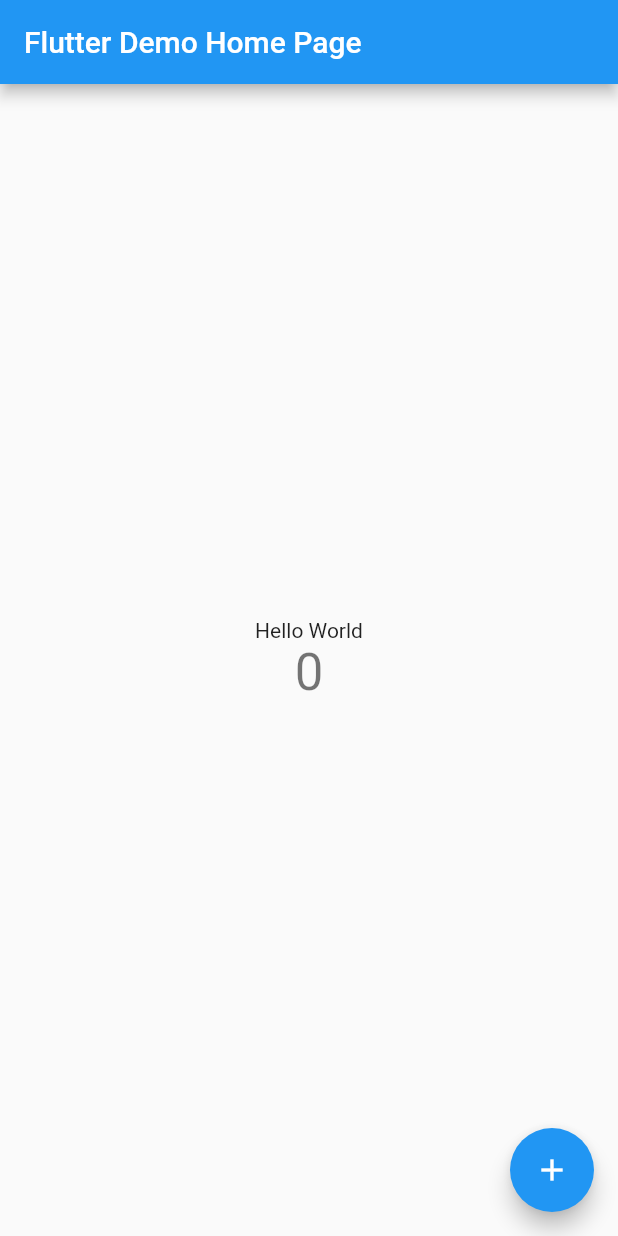
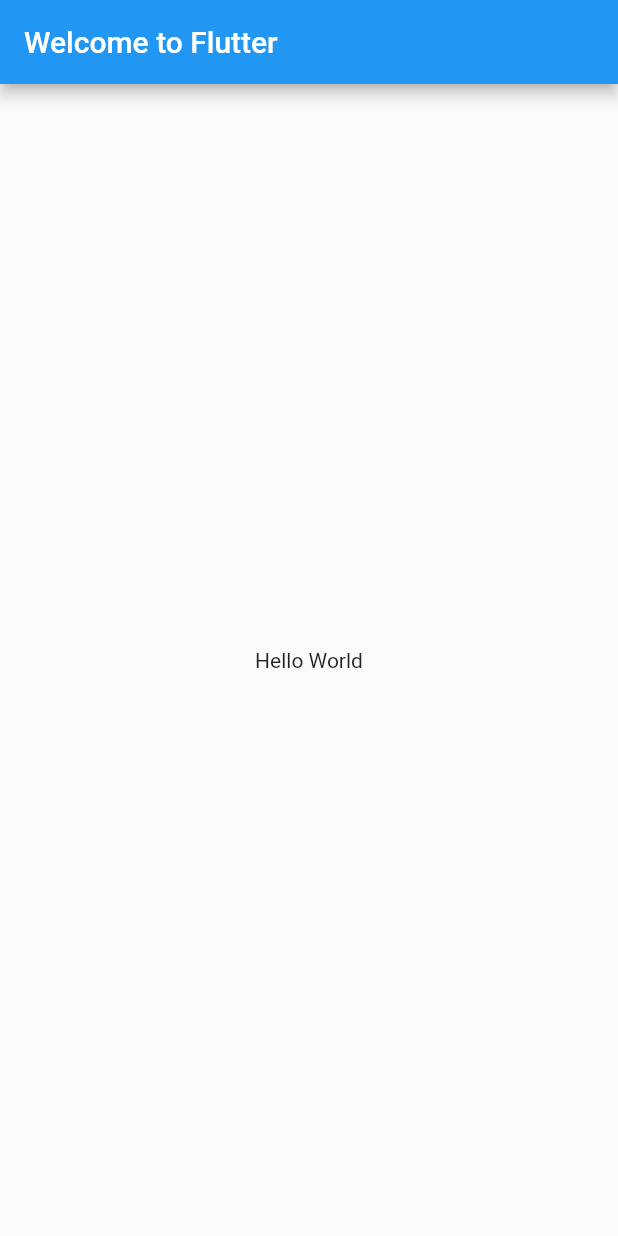
Before and after one commit to MarkForCode/flutter_demo, a Flutter app: the screen it shows after launch, on a phone screen of 412 x 824 dp. Run offline on Flutter 3.47's test engine with Material 2 defaults, Android fonts, the phone set to English and light mode, and no system bars.

Commit message:
hello world

```diff
--- a/lib/main.dart
+++ b/lib/main.dart
@@ -1,111 +1,20 @@
 import 'package:flutter/material.dart';
 
-void main() => runApp(MyApp());
+void main() => runApp(new MyApp());
 
 class MyApp extends StatelessWidget {
-  // This widget is the root of your application.
   @override
   Widget build(BuildContext context) {
-    return MaterialApp(
-      title: 'Flutter Demo',
-      theme: ThemeData(
-        // This is the theme of your application.
-        //
-        // Try running your application with "flutter run". You'll see the
-        // application has a blue toolbar. Then, without quitting the app, try
-        // changing the primarySwatch below to Colors.green and then invoke
-        // "hot reload" (press "r" in the console where you ran "flutter run",
-        // or simply save your changes to "hot reload" in a Flutter IDE).
-        // Notice that the counter didn't reset back to zero; the application
-        // is not restarted.
-        primarySwatch: Colors.blue,
+    return new MaterialApp(
+      title: 'Welcome to Flutter',
+      home: new Scaffold(
+        appBar: new AppBar(
+          title: new Text('Welcome to Flutter'),
+        ),
+        body: new Center(
+          child: new Text('Hello World'),
+        ),
       ),
-      home: MyHomePage(title: 'Flutter Demo Home Page'),
     );
   }
 }
-
-class MyHomePage extends StatefulWidget {
-  MyHomePage({Key key, this.title}) : super(key: key);
-
-  // This widget is the home page of your application. It is stateful, meaning
-  // that it has a State object (defined below) that contains fields that affect
-  // how it looks.
-
-  // This class is the configuration for the state. It holds the values (in this
-  // case the title) provided by the parent (in this case the App widget) and
-  // used by the build method of the State. Fields in a Widget subclass are
-  // always marked "final".
-
-  final String title;
-
-  @override
-  _MyHomePageState createState() => _MyHomePageState();
-}
-
-class _MyHomePageState extends State<MyHomePage> {
-  int _counter = 0;
-
-  void _incrementCounter() {
-    setState(() {
-      // This call to setState tells the Flutter framework that something has
-      // changed in this State, which causes it to rerun the build method below
-      // so that the display can reflect the updated values. If we changed
-      // _counter without calling setState(), then the build method would not be
-      // called again, and so nothing would appear to happen.
-      _counter++;
-    });
-  }
-
-  @override
-  Widget build(BuildContext context) {
-    // This method is rerun every time setState is called, for instance as done
-    // by the _incrementCounter method above.
-    //
-    // The Flutter framework has been optimized to make rerunning build methods
-    // fast, so that you can just rebuild anything that needs updating rather
-    // than having to individually change instances of widgets.
-    return Scaffold(
-      appBar: AppBar(
-        // Here we take the value from the MyHomePage object that was created by
-        // the App.build method, and use it to set our appbar title.
-        title: Text(widget.title),
-      ),
-      body: Center(
-        // Center is a layout widget. It takes a single child and positions it
-        // in the middle of the parent.
-        child: Column(
-          // Column is also a layout widget. It takes a list of children and
-          // arranges them vertically. By default, it sizes itself to fit its
-          // children horizontally, and tries to be as tall as its parent.
-          //
-          // Invoke "debug painting" (press "p" in the console, choose the
-          // "Toggle Debug Paint" action from the Flutter Inspector in Android
-          // Studio, or the "Toggle Debug Paint" command in Visual Studio Code)
-          // to see the wireframe for each widget.
-          //
-          // Column has various properties to control how it sizes itself and
-          // how it positions its children. Here we use mainAxisAlignment to
-          // center the children vertically; the main axis here is the vertical
-          // axis because Columns are vertical (the cross axis would be
-          // horizontal).
-          mainAxisAlignment: MainAxisAlignment.center,
-          children: <Widget>[
-            Text(
-              'Hello World',
-            ),
-            Text(
-              '$_counter',
-              style: Theme.of(context).textTheme.display1,
-            ),
-          ],
-        ),
-      ),
-      floatingActionButton: FloatingActionButton(
-        onPressed: _incrementCounter,
-        tooltip: 'Increment',
-        child: Icon(Icons.add),
-      ), // This trailing comma makes auto-formatting nicer for build methods.
-    );
-  }
-}
```
